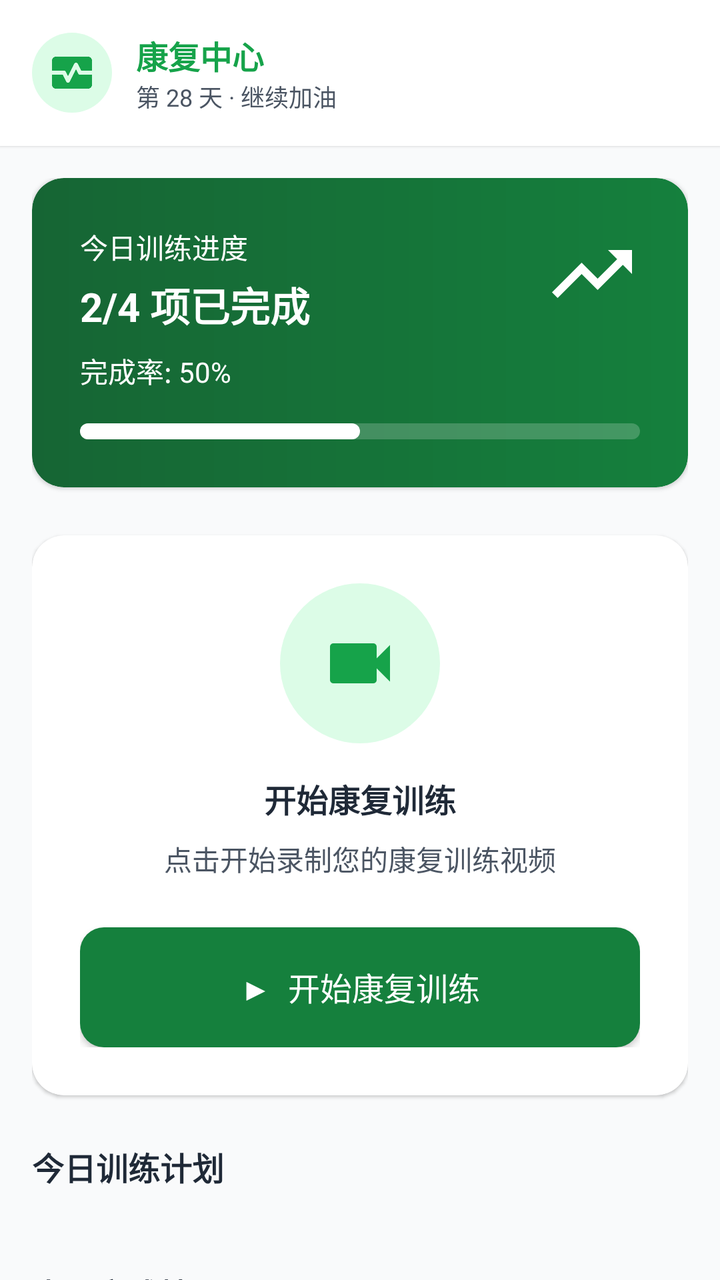
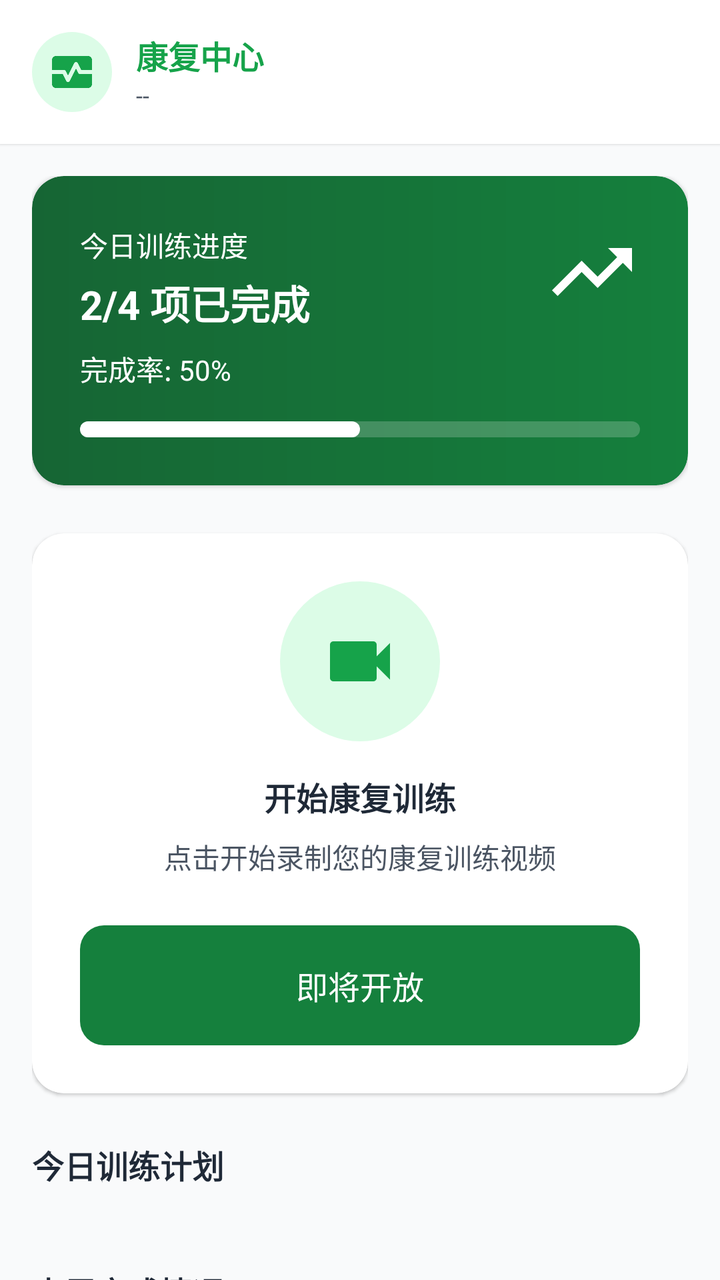

The first picture is an Android layout as it rendered before a commit; the second is the same layout after the commit. The layout source and the unified diff follow.
<!-- AndroidManifest.xml: application theme Theme.WinsRehab -->
<!-- res/layout/fragment_pt_rehab.xml -->
<?xml version="1.0" encoding="utf-8"?>
<androidx.constraintlayout.widget.ConstraintLayout
    xmlns:android="http://schemas.android.com/apk/res/android"
    xmlns:app="http://schemas.android.com/apk/res-auto"
    xmlns:tools="http://schemas.android.com/tools"
    android:layout_width="match_parent"
    android:layout_height="match_parent"
    android:background="@color/surface_variant"> 

    
    <LinearLayout
        android:id="@+id/headerLayout"
        android:layout_width="match_parent"
        android:layout_height="wrap_content"
        android:background="@color/surface"
        android:elevation="@dimen/elevation_1"
        android:padding="@dimen/space_16"
        android:gravity="center_vertical"
        android:orientation="horizontal"
        app:layout_constraintTop_toTopOf="parent">

        
        <FrameLayout
            android:layout_width="40dp"
            android:layout_height="40dp"
            android:background="@drawable/shape_circle_green_light">
            <ImageView
                android:layout_width="24dp"
                android:layout_height="24dp"
                android:layout_gravity="center"
                android:src="@drawable/ic_activity"
                app:tint="@color/brand_patient_primary" />
        </FrameLayout>

        
        <LinearLayout
            android:layout_width="0dp"
            android:layout_height="wrap_content"
            android:layout_weight="1"
            android:layout_marginStart="@dimen/space_12"
            android:orientation="vertical">
            <TextView
                android:layout_width="wrap_content"
                android:layout_height="wrap_content"
                android:text="康复中心"
                android:textColor="@color/success" android:textAppearance="@style/TextAppearance.WinsRehab.Title16"
                android:textStyle="bold"/>
            <TextView
                android:layout_width="wrap_content"
                android:layout_height="wrap_content"
                android:text="第 28 天 · 继续加油"
                android:textColor="@color/on_surface_secondary" android:textAppearance="@style/TextAppearance.WinsRehab.Body12"/>
        </LinearLayout>

        









    </LinearLayout>

    
    <androidx.core.widget.NestedScrollView
        android:layout_width="match_parent"
        android:layout_height="0dp"
        android:clipToPadding="false"
        android:paddingBottom="@dimen/space_24"
        app:layout_constraintBottom_toBottomOf="parent"
        app:layout_constraintTop_toBottomOf="@id/headerLayout">

        <LinearLayout
            android:layout_width="match_parent"
            android:layout_height="wrap_content"
            android:orientation="vertical"
            android:padding="@dimen/space_16">

            
            <androidx.cardview.widget.CardView
                android:layout_width="match_parent"
                android:layout_height="wrap_content"
                android:layout_marginBottom="@dimen/space_24"
                app:cardCornerRadius="@dimen/radius_16"
                app:cardElevation="@dimen/elevation_1">

                <LinearLayout
                    android:layout_width="match_parent"
                    android:layout_height="wrap_content"
                    android:background="@drawable/bg_pt_welcome_green"
                    android:orientation="vertical"
                    android:padding="@dimen/space_24">

                    <LinearLayout
                        android:layout_width="match_parent"
                        android:layout_height="wrap_content"
                        android:orientation="horizontal">
                        <LinearLayout
                            android:layout_width="0dp"
                            android:layout_height="wrap_content"
                            android:layout_weight="1"
                            android:orientation="vertical">
                            <TextView
                                android:layout_width="wrap_content"
                                android:layout_height="wrap_content"
                                android:text="今日训练进度"
                                android:textColor="@color/on_primary" android:textAppearance="@style/TextAppearance.WinsRehab.Body14"/>
                            <TextView
                                android:id="@+id/tvProgressCount"
                                android:layout_width="wrap_content"
                                android:layout_height="wrap_content"
                                android:text="2/4 项已完成"
                                android:textColor="@color/on_primary" android:textAppearance="@style/TextAppearance.WinsRehab.Headline20"
                                android:textStyle="bold"
                                android:layout_marginTop="@dimen/space_4"
                                android:layout_marginBottom="@dimen/space_8"/>
                            <TextView
                                android:id="@+id/tvProgressPercent"
                                android:layout_width="wrap_content"
                                android:layout_height="wrap_content"
                                android:text="完成率: 50%"
                                android:textColor="@color/on_primary" android:textAppearance="@style/TextAppearance.WinsRehab.Body14"/>
                        </LinearLayout>
                        <ImageView
                            android:layout_width="48dp"
                            android:layout_height="48dp"
                            android:src="@drawable/ic_trending_up"
                            app:tint="@color/on_primary"/>
                    </LinearLayout>

                    
                    <ProgressBar
                        android:id="@+id/progressBarToday"
                        style="?android:attr/progressBarStyleHorizontal"
                        android:layout_width="match_parent"
                        android:layout_height="8dp"
                        android:layout_marginTop="@dimen/space_16"
                        android:progressDrawable="@drawable/custom_progress_bar_white"
                        android:progress="50"
                        android:max="100"/>
                </LinearLayout>
            </androidx.cardview.widget.CardView>

            
            <androidx.cardview.widget.CardView
                android:layout_width="match_parent"
                android:layout_height="wrap_content"
                android:layout_marginBottom="@dimen/space_24"
                app:cardCornerRadius="@dimen/radius_16"
                app:cardElevation="@dimen/elevation_1"
                app:cardBackgroundColor="@color/surface">

                <FrameLayout
                    android:layout_width="match_parent"
                    android:layout_height="wrap_content"
                    android:padding="@dimen/space_24">

                    
                    <LinearLayout
                        android:id="@+id/layoutStateIdle"
                        android:layout_width="match_parent"
                        android:layout_height="wrap_content"
                        android:gravity="center"
                        android:orientation="vertical"
                        android:visibility="visible"> 

                        <FrameLayout
                            android:layout_width="80dp"
                            android:layout_height="80dp"
                            android:background="@drawable/shape_circle_green_light"
                            android:layout_marginBottom="@dimen/space_16">
                            <ImageView
                                android:layout_width="40dp"
                                android:layout_height="40dp"
                                android:layout_gravity="center"
                                android:src="@drawable/ic_video"
                                app:tint="@color/brand_patient_primary"/>
                        </FrameLayout>

                        <TextView
                            android:layout_width="wrap_content"
                            android:layout_height="wrap_content"
                            android:text="开始康复训练"
                            android:textColor="@color/on_surface" android:textAppearance="@style/TextAppearance.WinsRehab.Title16"
                            android:textStyle="bold"/>
                        <TextView
                            android:layout_width="wrap_content"
                            android:layout_height="wrap_content"
                            android:text="点击开始录制您的康复训练视频"
                            android:textColor="@color/on_surface_secondary" android:textAppearance="@style/TextAppearance.WinsRehab.Body14"
                            android:layout_marginBottom="@dimen/space_24"
                            android:layout_marginTop="@dimen/space_8"/>

                        <Button
                            android:id="@+id/btnStartRecord"
                            android:layout_width="match_parent"
                            android:layout_height="60dp"
                            android:text="▶  开始康复训练" android:textAppearance="@style/TextAppearance.WinsRehab.Title16"
                            android:textColor="@color/on_primary"
                            android:background="@drawable/bg_btn_green_rounded"/>
                    </LinearLayout>

                    
                    <LinearLayout
                        android:id="@+id/layoutStateRecording"
                        android:layout_width="match_parent"
                        android:layout_height="wrap_content"
                        android:gravity="center"
                        android:orientation="vertical"
                        android:visibility="gone"> 

                        <LinearLayout
                            android:layout_width="match_parent"
                            android:layout_height="wrap_content"
                            android:background="@drawable/bg_gray_rounded"
                            android:padding="@dimen/space_32"
                            android:gravity="center"
                            android:orientation="vertical"
                            android:layout_marginBottom="@dimen/space_16">

                            
                            <FrameLayout
                                android:layout_width="64dp"
                                android:layout_height="64dp"
                                android:background="@drawable/shape_circle_red">
                                <ImageView
                                    android:layout_width="32dp"
                                    android:layout_height="32dp"
                                    android:layout_gravity="center"
                                    android:src="@drawable/ic_video"
                                    app:tint="@color/on_primary"/>
                            </FrameLayout>
                            <TextView
                                android:layout_width="wrap_content"
                                android:layout_height="wrap_content"
                                android:text="录制中..."
                                android:layout_marginTop="@dimen/space_12"
                                android:textColor="@color/on_surface_secondary" android:textAppearance="@style/TextAppearance.WinsRehab.Body14"/>
                        </LinearLayout>

                        <Button
                            android:id="@+id/btnStopRecord"
                            android:layout_width="match_parent"
                            android:layout_height="60dp"
                            android:text="⏸  停止录制" android:textAppearance="@style/TextAppearance.WinsRehab.Title16"
                            android:textColor="@color/on_primary"
                            android:background="@drawable/bg_btn_red_rounded"/> 
                    </LinearLayout>
                </FrameLayout>
            </androidx.cardview.widget.CardView>

            
            <TextView
                android:layout_width="wrap_content"
                android:layout_height="wrap_content"
                android:text="今日训练计划"
                android:textColor="@color/on_surface" android:textAppearance="@style/TextAppearance.WinsRehab.Title16"
                android:textStyle="bold"
                android:layout_marginBottom="@dimen/space_16"/>

            <FrameLayout
                android:layout_width="match_parent"
                android:layout_height="wrap_content"
                android:layout_marginBottom="@dimen/space_24">

                <androidx.recyclerview.widget.RecyclerView
                    android:id="@+id/rvTodayTasks"
                    android:layout_width="match_parent"
                    android:layout_height="wrap_content"
                    android:nestedScrollingEnabled="false"/>

                <TextView
                    android:id="@+id/tvEmpty"
                    android:layout_width="match_parent"
                    android:layout_height="wrap_content"
                    android:padding="@dimen/space_24"
                    android:gravity="center"
                    android:text="今天还没有训练任务"
                    android:textColor="@color/on_surface_secondary" android:textAppearance="@style/TextAppearance.WinsRehab.Body14"
                    android:visibility="gone"/>

                <ProgressBar
                    android:id="@+id/loadingView"
                    android:layout_width="wrap_content"
                    android:layout_height="wrap_content"
                    android:layout_gravity="center"
                    android:visibility="gone"/>

                <LinearLayout
                    android:id="@+id/errorView"
                    android:layout_width="match_parent"
                    android:layout_height="wrap_content"
                    android:orientation="vertical"
                    android:gravity="center"
                    android:padding="@dimen/space_24"
                    android:visibility="gone">

                    <TextView
                        android:id="@+id/tvError"
                        android:layout_width="wrap_content"
                        android:layout_height="wrap_content"
                        android:text="加载失败"
                        android:textAppearance="@style/TextAppearance.WinsRehab.Body14"
                        android:textColor="@color/danger"/>

                    <Button
                        android:id="@+id/btnRetry"
                        android:layout_width="wrap_content"
                        android:layout_height="wrap_content"
                        android:layout_marginTop="@dimen/space_8"
                        android:textColor="@color/on_surface" android:textAppearance="@style/TextAppearance.WinsRehab.Body14"
                        android:text="重试"/>
                </LinearLayout>
            </FrameLayout>

            
            <TextView
                android:layout_width="wrap_content"
                android:layout_height="wrap_content"
                android:text="本周完成情况"
                android:textColor="@color/on_surface" android:textAppearance="@style/TextAppearance.WinsRehab.Title16"
                android:textStyle="bold"
                android:layout_marginBottom="@dimen/space_16"/>

            <androidx.cardview.widget.CardView
                android:layout_width="match_parent"
                android:layout_height="wrap_content"
                android:layout_marginBottom="@dimen/space_24"
                app:cardCornerRadius="@dimen/radius_12"
                app:cardElevation="@dimen/elevation_1"
                app:cardBackgroundColor="@color/surface">

                <LinearLayout
                    android:layout_width="match_parent"
                    android:layout_height="wrap_content"
                    android:orientation="horizontal"
                    android:padding="@dimen/space_24"
                    android:baselineAligned="false">

                    
                    <include layout="@layout/item_week_bar" android:id="@+id/weekBar1" android:layout_width="0dp" android:layout_height="wrap_content" android:layout_weight="1"/>
                    <include layout="@layout/item_week_bar" android:id="@+id/weekBar2" android:layout_width="0dp" android:layout_height="wrap_content" android:layout_weight="1"/>
                    <include layout="@layout/item_week_bar" android:id="@+id/weekBar3" android:layout_width="0dp" android:layout_height="wrap_content" android:layout_weight="1"/>
                    <include layout="@layout/item_week_bar" android:id="@+id/weekBar4" android:layout_width="0dp" android:layout_height="wrap_content" android:layout_weight="1"/>
                    <include layout="@layout/item_week_bar" android:id="@+id/weekBar5" android:layout_width="0dp" android:layout_height="wrap_content" android:layout_weight="1"/>
                    <include layout="@layout/item_week_bar" android:id="@+id/weekBar6" android:layout_width="0dp" android:layout_height="wrap_content" android:layout_weight="1"/>
                    <include layout="@layout/item_week_bar" android:id="@+id/weekBar7" android:layout_width="0dp" android:layout_height="wrap_content" android:layout_weight="1"/>
                </LinearLayout>
            </androidx.cardview.widget.CardView>

            
            <LinearLayout
                android:layout_width="match_parent"
                android:layout_height="wrap_content"
                android:orientation="horizontal">

                <include layout="@layout/item_stat_card" android:id="@+id/statCard1" android:layout_width="0dp" android:layout_height="wrap_content" android:layout_weight="1" android:layout_marginEnd="@dimen/space_8"/>
                <include layout="@layout/item_stat_card" android:id="@+id/statCard2" android:layout_width="0dp" android:layout_height="wrap_content" android:layout_weight="1" android:layout_marginEnd="@dimen/space_8"/>
                <include layout="@layout/item_stat_card" android:id="@+id/statCard3" android:layout_width="0dp" android:layout_height="wrap_content" android:layout_weight="1"/>
            </LinearLayout>

        </LinearLayout>
    </androidx.core.widget.NestedScrollView>
</androidx.constraintlayout.widget.ConstraintLayout>
<!-- res/layout/item_week_bar.xml (included above) -->
<?xml version="1.0" encoding="utf-8"?>
<LinearLayout xmlns:android="http://schemas.android.com/apk/res/android"
    android:layout_width="match_parent"
    android:layout_height="wrap_content"
    android:orientation="vertical"
    android:gravity="center_horizontal">

    
    <FrameLayout
        android:layout_width="match_parent"
        android:layout_height="100dp"
        android:background="@color/divider"
        android:layout_marginHorizontal="@dimen/space_4"
        android:padding="@dimen/space_4"> 

        
        
        <View
            android:id="@+id/viewBarFill"
            android:layout_width="match_parent"
            android:layout_height="60dp"
            android:layout_gravity="bottom"
            android:background="@color/brand_patient_primary_light"/> 
    </FrameLayout>

    <TextView
        android:id="@+id/tvDay"
        android:layout_width="wrap_content"
        android:layout_height="wrap_content"
        android:layout_marginTop="@dimen/space_8"
        android:text="周一" android:textAppearance="@style/TextAppearance.WinsRehab.Body12"
        android:textColor="@color/on_surface_secondary"/>

    <TextView
        android:id="@+id/tvCount"
        android:layout_width="wrap_content"
        android:layout_height="wrap_content"
        android:text="4/4" android:textAppearance="@style/TextAppearance.WinsRehab.Caption11"
        android:textColor="@color/on_surface_secondary"/>
</LinearLayout>
<!-- res/layout/item_stat_card.xml (included above) -->
<?xml version="1.0" encoding="utf-8"?>
<androidx.cardview.widget.CardView
    xmlns:android="http://schemas.android.com/apk/res/android"
    xmlns:app="http://schemas.android.com/apk/res-auto"
    android:layout_width="match_parent"
    android:layout_height="wrap_content"
    app:cardCornerRadius="@dimen/radius_12"
    app:cardElevation="@dimen/elevation_1"
    app:cardBackgroundColor="@color/surface">

    <LinearLayout
        android:layout_width="match_parent"
        android:layout_height="wrap_content"
        android:orientation="vertical"
        android:gravity="center"
        android:padding="@dimen/space_16">

        <TextView
            android:id="@+id/tvStatLabel"
            android:layout_width="wrap_content"
            android:layout_height="wrap_content"
            android:text="累计训练"
            android:textColor="@color/on_surface_secondary" android:textAppearance="@style/TextAppearance.WinsRehab.Body12"/>

        <TextView
            android:id="@+id/tvStatValue"
            android:layout_width="wrap_content"
            android:layout_height="wrap_content"
            android:text="28 天"
            android:textColor="@color/brand_patient_primary"
            android:textStyle="bold" android:textAppearance="@style/TextAppearance.WinsRehab.Title16"
            android:layout_marginTop="@dimen/space_4"/>
    </LinearLayout>
</androidx.cardview.widget.CardView>
<!-- resources referenced by this layout -->
<resources>
  <color name="brand_patient_primary">#FF16A34A</color>
  <color name="brand_patient_primary_light">#FF22C55E</color>
  <color name="danger">#FFDC2626</color>
  <color name="divider">#FFE5E7EB</color>
  <color name="on_primary">#FFFFFFFF</color>
  <color name="on_surface">#FF1F2937</color>
  <color name="on_surface_secondary">#FF4B5563</color>
  <color name="success">#FF16A34A</color>
  <color name="surface">#FFFFFFFF</color>
  <color name="surface_variant">#FFF9FAFB</color>
  <dimen name="elevation_1">1dp</dimen>
  <dimen name="radius_12">12dp</dimen>
  <dimen name="radius_16">16dp</dimen>
  <dimen name="space_12">12dp</dimen>
  <dimen name="space_16">16dp</dimen>
  <dimen name="space_24">24dp</dimen>
  <dimen name="space_32">32dp</dimen>
  <dimen name="space_4">4dp</dimen>
  <dimen name="space_8">8dp</dimen>
  <!-- drawable bg_btn_green_rounded (drawable) -->
  <?xml version="1.0" encoding="utf-8"?>
  <shape xmlns:android="http://schemas.android.com/apk/res/android"
      android:shape="rectangle">
      <solid android:color="@color/brand_patient_primary_dark"/>
      <corners android:radius="@dimen/radius_12"/>
  </shape>
  <!-- drawable bg_btn_red_rounded (drawable) -->
  <?xml version="1.0" encoding="utf-8"?>
  <shape xmlns:android="http://schemas.android.com/apk/res/android"
      android:shape="rectangle">
      <solid android:color="@color/danger"/>
      <corners android:radius="@dimen/radius_12"/>
  </shape>
  <!-- drawable bg_gray_rounded (drawable) -->
  <shape xmlns:android="http://schemas.android.com/apk/res/android">
      <solid android:color="@color/surface_variant"/>
      <corners android:radius="@dimen/radius_12"/>
  </shape>
  <!-- drawable shape_circle_green_light (drawable) -->
  <?xml version="1.0" encoding="utf-8"?>
  <shape xmlns:android="http://schemas.android.com/apk/res/android" android:shape="oval">
      <solid android:color="@color/success_container"/>
  </shape>
  <!-- drawable shape_circle_red (drawable) -->
  <shape xmlns:android="http://schemas.android.com/apk/res/android" android:shape="oval">
      <solid android:color="@color/danger"/> 
  </shape>
  <style name="TextAppearance.WinsRehab.Body12">
          <item name="android:textSize">12sp</item> 
      </style>
  <style name="TextAppearance.WinsRehab.Body14">
          <item name="android:textSize">14sp</item> 
      </style>
  <style name="TextAppearance.WinsRehab.Caption11">
          <item name="android:textSize">11sp</item> 
      </style>
  <style name="TextAppearance.WinsRehab.Headline20">
          <item name="android:textSize">20sp</item> 
      </style>
  <style name="TextAppearance.WinsRehab.Title16">
          <item name="android:textSize">16sp</item> 
      </style>
  <color name="brand_patient_primary_dark">#FF15803D</color>
  <color name="brand_patient_primary_deep">#FF166534</color>
  <color name="on_primary_overlay">#33FFFFFF</color>
  <dimen name="radius_8">8dp</dimen>
  <color name="success_container">#FFDCFCE7</color>
  <color name="primary">#FF2563EB</color>
  <color name="brand_doctor_primary_dark">#FF1D4ED8</color>
  <style name="Widget.WinsRehab.Dialog" parent="MaterialAlertDialog.MaterialComponents">
          <item name="backgroundTint">@color/surface</item>
      </style>
  <style name="ShapeAppearance.WinsRehab.Dialog" parent="ShapeAppearance.MaterialComponents.MediumComponent">
          <item name="cornerSize">@dimen/radius_16</item>
      </style>
  <style name="Widget.WinsRehab.DialogTitle" parent="MaterialAlertDialog.MaterialComponents.Title.Text">
          <item name="android:textAppearance">@style/TextAppearance.WinsRehab.Title16</item>
          <item name="android:textColor">@color/on_surface</item>
      </style>
  <!-- unchanged entries left out for length: 8 -->
</resources>

<!-- the commit's change to res/layout/fragment_pt_rehab.xml (unified diff, before → after) -->
@@ -48,7 +48,8 @@
             <TextView
                 android:layout_width="wrap_content"
                 android:layout_height="wrap_content"
-                android:text="第 28 天 · 继续加油"
+                android:id="@+id/tvRehabDay"
+                android:text="--"
                 android:textColor="@color/on_surface_secondary" android:textAppearance="@style/TextAppearance.WinsRehab.Body12"/>
         </LinearLayout>
 
@@ -198,7 +199,8 @@
                             android:id="@+id/btnStartRecord"
                             android:layout_width="match_parent"
                             android:layout_height="60dp"
-                            android:text="▶  开始康复训练" android:textAppearance="@style/TextAppearance.WinsRehab.Title16"
+                            android:enabled="false"
+                            android:text="即将开放" android:textAppearance="@style/TextAppearance.WinsRehab.Title16"
                             android:textColor="@color/on_primary"
                             android:background="@drawable/bg_btn_green_rounded"/>
                     </LinearLayout>
@@ -245,7 +247,8 @@
                             android:id="@+id/btnStopRecord"
                             android:layout_width="match_parent"
                             android:layout_height="60dp"
-                            android:text="⏸  停止录制" android:textAppearance="@style/TextAppearance.WinsRehab.Title16"
+                            android:enabled="false"
+                            android:text="即将开放" android:textAppearance="@style/TextAppearance.WinsRehab.Title16"
                             android:textColor="@color/on_primary"
                             android:background="@drawable/bg_btn_red_rounded"/> 
                     </LinearLayout>
